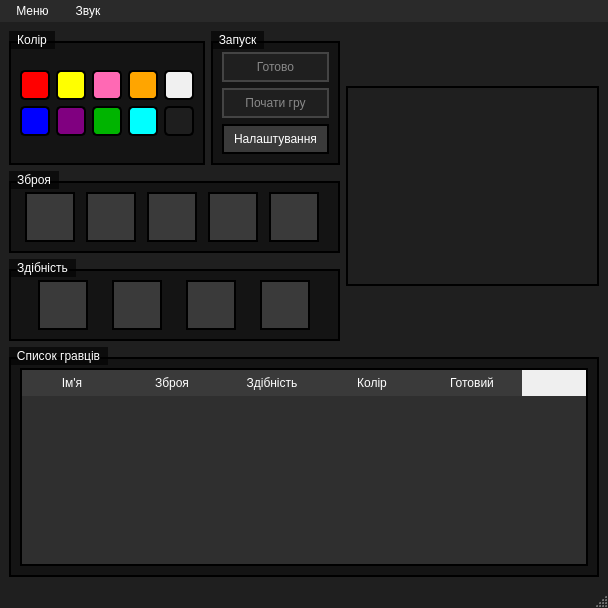
Qt form client/ui/mainwindow.ui (movavok/SelectionOnline) before a commit.
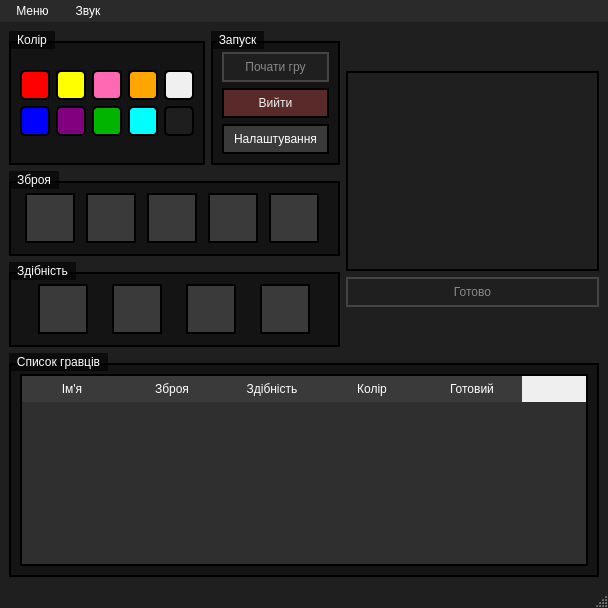
The same form after that commit. The open tabs and pages were chosen to show the change. Icons and pictures are not drawn. Custom widgets are drawn as their Qt base class.

Diff of the .ui file:
```diff
--- a/client/ui/mainwindow.ui
+++ b/client/ui/mainwindow.ui
@@ -960,26 +960,44 @@
                   <layout class="QVBoxLayout" name="verticalLayout_18">
                    <item>
                     <layout class="QVBoxLayout" name="verticalLayout_16">
-                     <item>
-                      <widget class="QPushButton" name="b_playerReady">
-                       <property name="enabled">
-                        <bool>false</bool>
-                       </property>
-                       <property name="text">
-                        <string>Готово</string>
-                       </property>
-                      </widget>
-                     </item>
                      <item>
                       <widget class="QPushButton" name="b_openGameView">
                        <property name="enabled">
                         <bool>false</bool>
                        </property>
+                       <property name="styleSheet">
+                        <string notr="true"/>
+                       </property>
                        <property name="text">
                         <string>Почати гру</string>
                        </property>
                       </widget>
                      </item>
+                     <item>
+                      <widget class="QPushButton" name="b_backToStart">
+                       <property name="styleSheet">
+                        <string notr="true">QPushButton {
+    background-color: #5a2a2a;
+    border: 2px solid #000000;
+    color: #f0f0f0;
+    font-family: &quot;Fixedsys&quot;;
+    font-size: 12px;
+    padding: 6px 10px;
+}
+
+QPushButton:hover {
+    background-color: #6a3232;
+}
+
+QPushButton:pressed {
+    background-color: #4a2020;
+}</string>
+                       </property>
+                       <property name="text">
+                        <string>Вийти</string>
+                       </property>
+                      </widget>
+                     </item>
                      <item>
                       <widget class="QPushButton" name="b_settings">
                        <property name="text">
@@ -1249,6 +1267,34 @@
                 </property>
                </widget>
               </item>
+              <item>
+               <widget class="QPushButton" name="b_playerReady">
+                <property name="enabled">
+                 <bool>false</bool>
+                </property>
+                <property name="styleSheet">
+                 <string notr="true">QPushButton:enabled {
+    background-color: #2f5a3a;
+    border: 2px solid #000000;
+    color: #e0ffe0;
+    font-family: &quot;Fixedsys&quot;;
+    font-size: 12px;
+    padding: 6px 10px;
+}
+
+QPushButton:hover:enabled {
+    background-color: #356a44;
+}
+
+QPushButton:pressed:enabled {
+    background-color: #254a30;
+}</string>
+                </property>
+                <property name="text">
+                 <string>Готово</string>
+                </property>
+               </widget>
+              </item>
               <item>
                <spacer name="verticalSpacer_7">
                 <property name="orientation">
```
Left out of the diff: 2 changed lines with no effect on the pictures.
